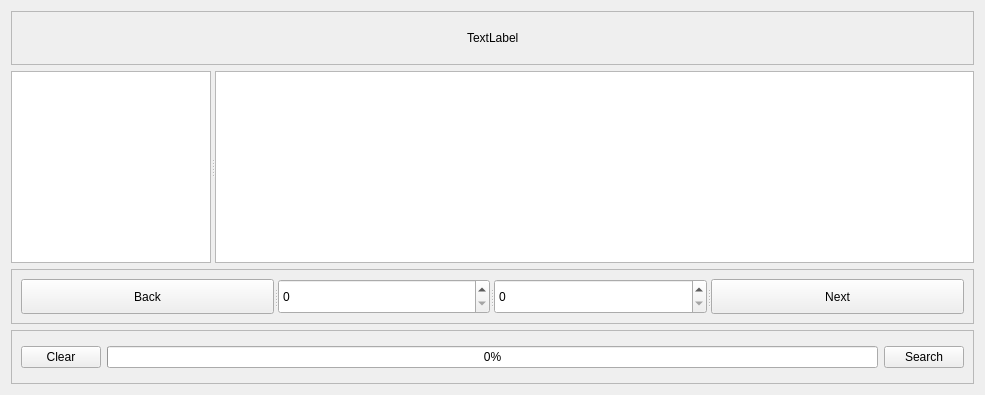
This is admin_client/client_gui/app/EditDB/forms/GenericWidget.ui in deskos-xp/SaffronServer as Qt 5 draws it before an edit. The edited form follows.
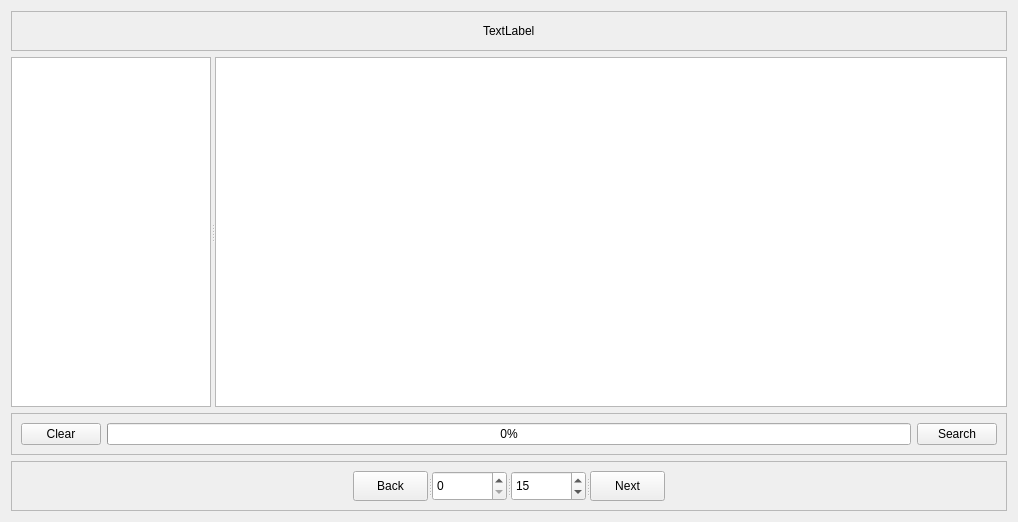
This is the edited form.

Commit message: added functionality to editDB dialog

```diff
--- a/admin_client/client_gui/app/EditDB/forms/GenericWidget.ui
+++ b/admin_client/client_gui/app/EditDB/forms/GenericWidget.ui
@@ -6,83 +6,20 @@
    <rect>
     <x>0</x>
     <y>0</y>
-    <width>985</width>
-    <height>395</height>
+    <width>1018</width>
+    <height>500</height>
    </rect>
   </property>
+  <property name="maximumSize">
+   <size>
+    <width>16777215</width>
+    <height>637</height>
+   </size>
+  </property>
   <property name="windowTitle">
    <string>Form</string>
   </property>
   <layout class="QGridLayout" name="gridLayout_3">
-   <item row="2" column="0">
-    <widget class="QFrame" name="frame_3">
-     <property name="minimumSize">
-      <size>
-       <width>0</width>
-       <height>50</height>
-      </size>
-     </property>
-     <property name="maximumSize">
-      <size>
-       <width>16777215</width>
-       <height>75</height>
-      </size>
-     </property>
-     <property name="frameShape">
-      <enum>QFrame::StyledPanel</enum>
-     </property>
-     <property name="frameShadow">
-      <enum>QFrame::Raised</enum>
-     </property>
-     <layout class="QGridLayout" name="gridLayout_4">
-      <item row="0" column="0">
-       <widget class="QSplitter" name="splitter">
-        <property name="orientation">
-         <enum>Qt::Horizontal</enum>
-        </property>
-        <widget class="QPushButton" name="back">
-         <property name="toolTip">
-          <string>previous set of items</string>
-         </property>
-         <property name="text">
-          <string>Back</string>
-         </property>
-        </widget>
-        <widget class="QSpinBox" name="page">
-         <property name="toolTip">
-          <string>page number</string>
-         </property>
-         <property name="statusTip">
-          <string>page</string>
-         </property>
-         <property name="maximum">
-          <number>999999999</number>
-         </property>
-        </widget>
-        <widget class="QSpinBox" name="limit">
-         <property name="toolTip">
-          <string>items per page</string>
-         </property>
-         <property name="statusTip">
-          <string>items per page, i.e. limit</string>
-         </property>
-         <property name="maximum">
-          <number>999999999</number>
-         </property>
-        </widget>
-        <widget class="QPushButton" name="next">
-         <property name="toolTip">
-          <string>next set of items</string>
-         </property>
-         <property name="text">
-          <string>Next</string>
-         </property>
-        </widget>
-       </widget>
-      </item>
-     </layout>
-    </widget>
-   </item>
    <item row="0" column="0">
     <widget class="QFrame" name="frame_2">
      <property name="maximumSize">
@@ -134,22 +71,6 @@
      </layout>
     </widget>
    </item>
-   <item row="1" column="0">
-    <widget class="QSplitter" name="splitter_2">
-     <property name="orientation">
-      <enum>Qt::Horizontal</enum>
-     </property>
-     <widget class="QListView" name="results">
-      <property name="maximumSize">
-       <size>
-        <width>200</width>
-        <height>16777215</height>
-       </size>
-      </property>
-     </widget>
-     <widget class="QTableView" name="terms"/>
-    </widget>
-   </item>
    <item row="3" column="0">
     <widget class="QFrame" name="frame">
      <property name="maximumSize">
@@ -195,6 +116,138 @@
      </layout>
     </widget>
    </item>
+   <item row="4" column="0">
+    <widget class="QFrame" name="frame_3">
+     <property name="minimumSize">
+      <size>
+       <width>0</width>
+       <height>50</height>
+      </size>
+     </property>
+     <property name="maximumSize">
+      <size>
+       <width>16777215</width>
+       <height>50</height>
+      </size>
+     </property>
+     <property name="frameShape">
+      <enum>QFrame::StyledPanel</enum>
+     </property>
+     <property name="frameShadow">
+      <enum>QFrame::Raised</enum>
+     </property>
+     <layout class="QGridLayout" name="gridLayout_4">
+      <item row="0" column="0">
+       <widget class="QSplitter" name="splitter">
+        <property name="orientation">
+         <enum>Qt::Horizontal</enum>
+        </property>
+        <widget class="QPushButton" name="back">
+         <property name="maximumSize">
+          <size>
+           <width>75</width>
+           <height>16777215</height>
+          </size>
+         </property>
+         <property name="toolTip">
+          <string>previous set of items</string>
+         </property>
+         <property name="text">
+          <string>Back</string>
+         </property>
+        </widget>
+        <widget class="QSpinBox" name="page">
+         <property name="maximumSize">
+          <size>
+           <width>75</width>
+           <height>16777215</height>
+          </size>
+         </property>
+         <property name="toolTip">
+          <string>page number</string>
+         </property>
+         <property name="statusTip">
+          <string>page</string>
+         </property>
+         <property name="maximum">
+          <number>999999999</number>
+         </property>
+        </widget>
+        <widget class="QSpinBox" name="limit">
+         <property name="maximumSize">
+          <size>
+           <width>75</width>
+           <height>50</height>
+          </size>
+         </property>
+         <property name="toolTip">
+          <string>items per page</string>
+         </property>
+         <property name="statusTip">
+          <string>items per page, i.e. limit</string>
+         </property>
+         <property name="maximum">
+          <number>999999999</number>
+         </property>
+         <property name="value">
+          <number>15</number>
+         </property>
+        </widget>
+        <widget class="QPushButton" name="next">
+         <property name="maximumSize">
+          <size>
+           <width>75</width>
+           <height>16777215</height>
+          </size>
+         </property>
+         <property name="toolTip">
+          <string>next set of items</string>
+         </property>
+         <property name="text">
+          <string>Next</string>
+         </property>
+        </widget>
+       </widget>
+      </item>
+     </layout>
+    </widget>
+   </item>
+   <item row="1" column="0">
+    <widget class="QSplitter" name="splitter_2">
+     <property name="orientation">
+      <enum>Qt::Horizontal</enum>
+     </property>
+     <widget class="QListView" name="results">
+      <property name="maximumSize">
+       <size>
+        <width>200</width>
+        <height>16777215</height>
+       </size>
+      </property>
+     </widget>
+     <widget class="QTableView" name="terms">
+      <property name="minimumSize">
+       <size>
+        <width>0</width>
+        <height>350</height>
+       </size>
+      </property>
+     </widget>
+    </widget>
+   </item>
+   <item row="2" column="0">
+    <spacer name="verticalSpacer">
+     <property name="orientation">
+      <enum>Qt::Vertical</enum>
+     </property>
+     <property name="sizeHint" stdset="0">
+      <size>
+       <width>20</width>
+       <height>40</height>
+      </size>
+     </property>
+    </spacer>
+   </item>
   </layout>
  </widget>
  <resources/>
```
The commit also changes 7 other files.
